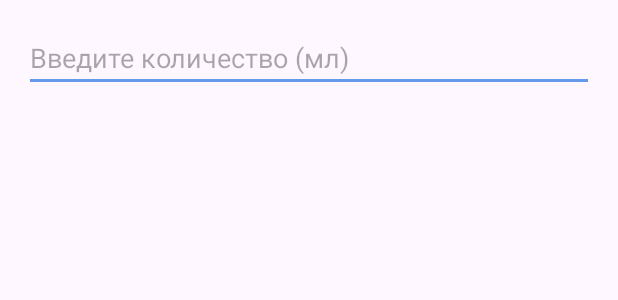
After one commit to josephiskingkong/waterTracker, an Android app: the layout dialog_edit_amount.xml on its own in the app's theme, with its tools: preview values and no code run, on a phone screen of 412 x 824 dp. The commit adds this screen. Shown: the top 300 px of the screen. Run offline under Robolectric (Android 15) with nearby library versions, the phone set to English and light mode, and no system bars.

Commit message:
Add edit water record dialog window

```diff
--- a/app/src/main/java/com/example/watertracker/WaterDao.kt
+++ b/app/src/main/java/com/example/watertracker/WaterDao.kt
@@ -5,6 +5,7 @@ import androidx.room.Dao
 import androidx.room.Insert
 import androidx.room.OnConflictStrategy
 import androidx.room.Query
+import androidx.room.Update
 
 @Dao
 interface WaterDao {
@@ -20,4 +21,7 @@ interface WaterDao {
 
     @Query("DELETE FROM water_table WHERE id = :id")
     suspend fun deleteRecordById(id: Int)
+
+    @Update
+    suspend fun update(record: WaterRecord)
 }
--- a/app/src/main/java/com/example/watertracker/WaterRecord.kt
+++ b/app/src/main/java/com/example/watertracker/WaterRecord.kt
@@ -6,6 +6,6 @@ import androidx.room.PrimaryKey
 @Entity(tableName = "water_table")
 data class WaterRecord(
     @PrimaryKey(autoGenerate = true) val id: Int = 0,
-    val amount: Int,
+    var amount: Int,
     val date: Long
 )
--- a/app/src/main/java/com/example/watertracker/WaterRepository.kt
+++ b/app/src/main/java/com/example/watertracker/WaterRepository.kt
@@ -16,6 +16,10 @@ class WaterRepository(private val waterDao: WaterDao) {
         waterDao.deleteRecordById(id)
     }
 
+    suspend fun update(record: WaterRecord) {
+        waterDao.update(record)
+    }
+
     suspend fun insert(record: WaterRecord) {
         waterDao.insert(record)
     }
--- a/app/src/main/java/com/example/watertracker/WaterViewModel.kt
+++ b/app/src/main/java/com/example/watertracker/WaterViewModel.kt
@@ -53,4 +53,8 @@ class WaterViewModel(application: Application) : AndroidViewModel(application) {
     fun getRecordsByDateRange(startOfDay: Long, endOfDay: Long): LiveData<List<WaterRecord>> {
         return repository.getRecordsByDateRange(startOfDay, endOfDay)
     }
+
+    fun updateRecord(record: WaterRecord) = viewModelScope.launch {
+        repository.update(record)
+    }
 }
--- /dev/null
+++ b/app/src/main/res/layout/dialog_edit_amount.xml
@@ -0,0 +1,14 @@
+<?xml version="1.0" encoding="utf-8"?>
+<LinearLayout xmlns:android="http://schemas.android.com/apk/res/android"
+    android:layout_width="match_parent"
+    android:layout_height="wrap_content"
+    android:orientation="vertical"
+    android:padding="16dp">
+
+    <EditText
+        android:id="@+id/etAmount"
+        android:layout_width="match_parent"
+        android:layout_height="wrap_content"
+        android:hint="Введите количество (мл)"
+        android:inputType="number" />
+</LinearLayout>
```
Also changed, not shown: app/src/main/java/com/example/watertracker/MainActivity.kt (+12 -3 lines), app/src/main/java/com/example/watertracker/WaterRecordAdapter.kt (+37 -2 lines).
